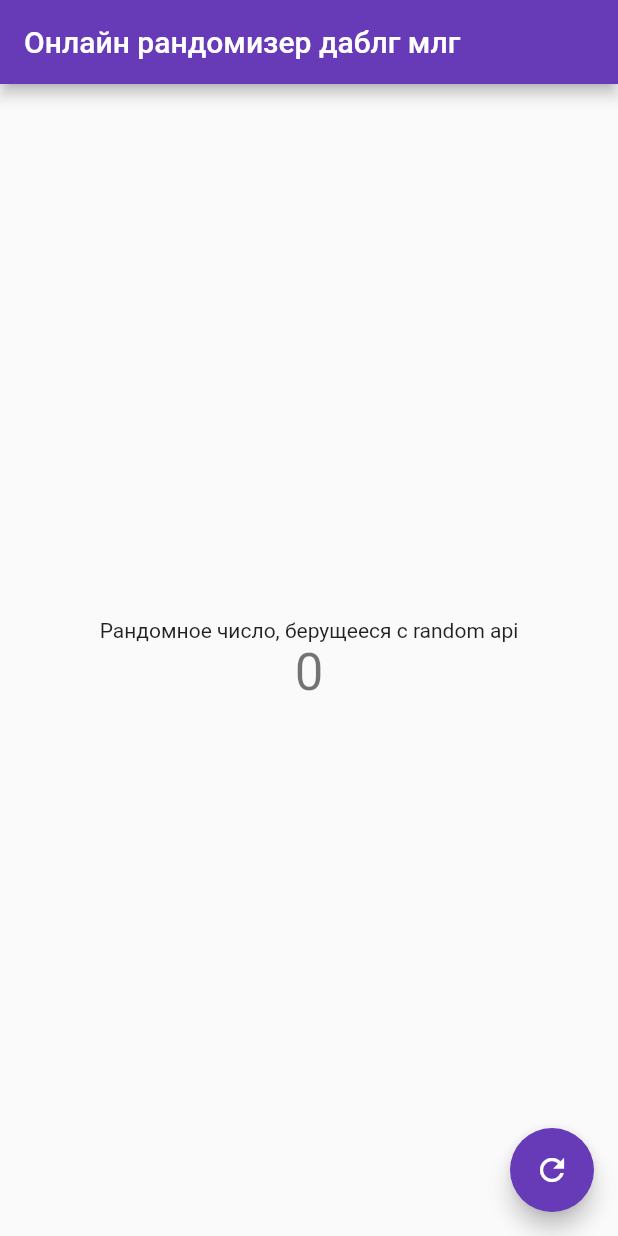
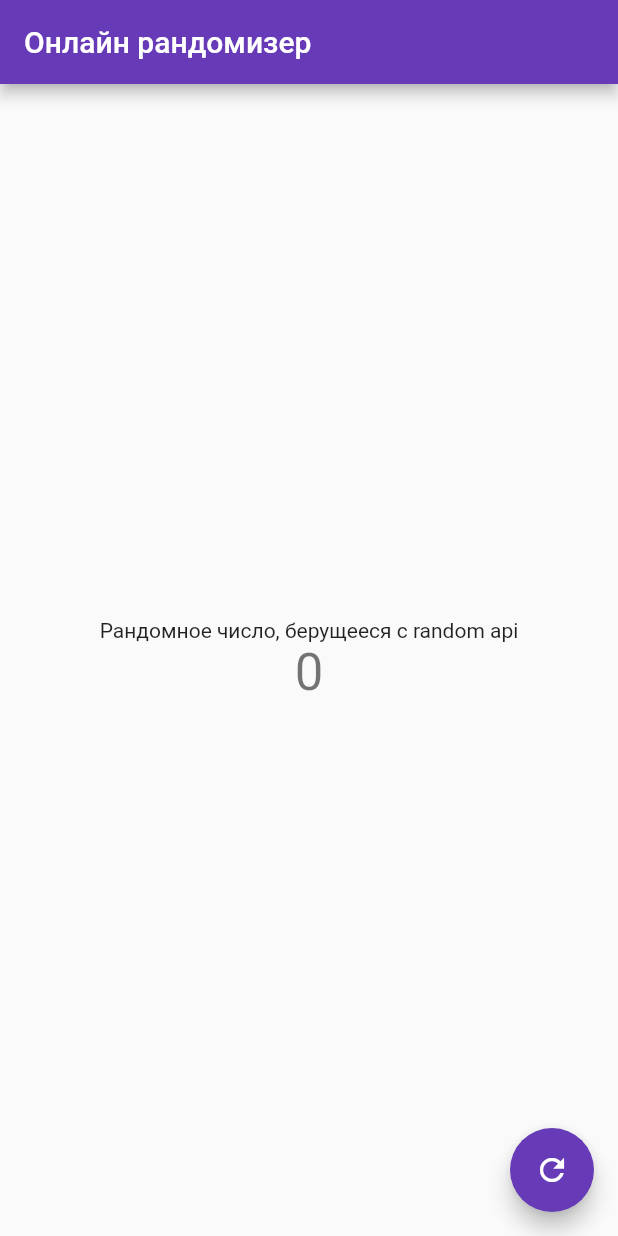
Before and after one commit to mothersjacke7/FlutterDev, a Flutter app: the screen it shows after launch, on a phone screen of 412 x 824 dp. Run offline on Flutter 3.47's test engine with Material 2 defaults, Android fonts, the phone set to English and light mode, and no system bars; our stand-ins replace dio.

```diff
--- a/flutter_project1/lib/main.dart
+++ b/flutter_project1/lib/main.dart
@@ -16,7 +16,7 @@ class MyApp extends StatelessWidget {
       theme: ThemeData(
         primarySwatch: Colors.deepPurple,
       ),
-      home: const MyHomePage(title: 'Онлайн рандомизер даблг млг'),
+      home: const MyHomePage(title: 'Онлайн рандомизер'),
     );
   }
 }
```
